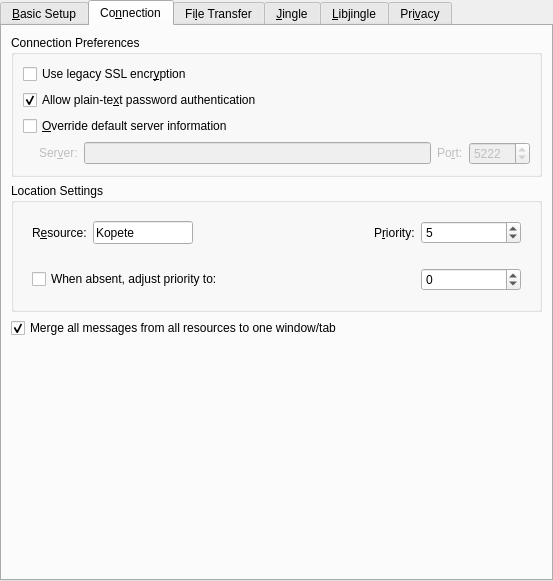
This is protocols/jabber/ui/dlgjabbereditaccountwidget.ui in KDE/kopete as Qt 5 draws it before an edit. The edited form follows.
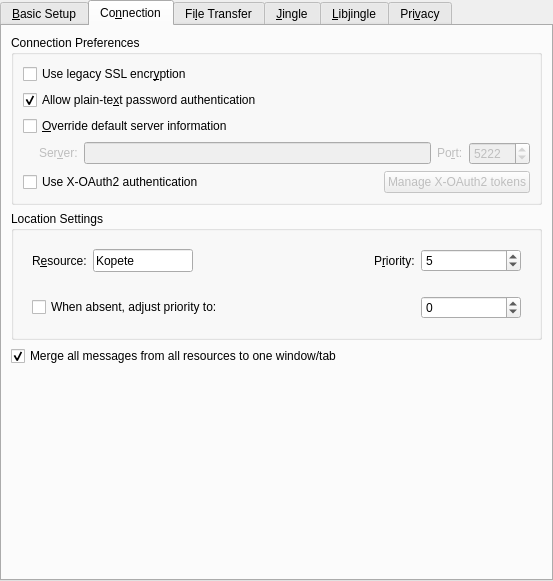
This is the edited form. The open tabs and pages were chosen to show the change. Custom widgets are drawn as their Qt base class.

Commit message:
Add support for X-OAuth2 authentication in Jabber protocol
Based on Psi demo code from:
https://github.com/psi-im/iris/issues/35
https://github.com/psi-plus/main/blob/master/patches/dev/xoauth2-support-demo.diff

FIXED-IN: 16.12

Diff of the .ui file:
```diff
--- a/protocols/jabber/ui/dlgjabbereditaccountwidget.ui
+++ b/protocols/jabber/ui/dlgjabbereditaccountwidget.ui
@@ -459,6 +459,40 @@
             </item>
            </layout>
           </item>
+          <item>
+           <layout class="QHBoxLayout" name="horizontalLayout_6">
+            <item>
+             <widget class="QCheckBox" name="cbUseXOAuth2">
+              <property name="text">
+               <string>Use X-OAuth2 authentication</string>
+              </property>
+             </widget>
+            </item>
+            <item>
+             <spacer name="horizontalSpacer_2">
+              <property name="orientation">
+               <enum>Qt::Horizontal</enum>
+              </property>
+              <property name="sizeHint" stdset="0">
+               <size>
+                <width>40</width>
+                <height>20</height>
+               </size>
+              </property>
+             </spacer>
+            </item>
+            <item>
+             <widget class="QPushButton" name="btnXOAuth2">
+              <property name="enabled">
+               <bool>false</bool>
+              </property>
+              <property name="text">
+               <string>Manage X-OAuth2 tokens</string>
+              </property>
+             </widget>
+            </item>
+           </layout>
+          </item>
          </layout>
         </widget>
        </item>
```
Left out of the diff: 64 changed lines with no effect on the pictures. The commit also changes 13 other files.
